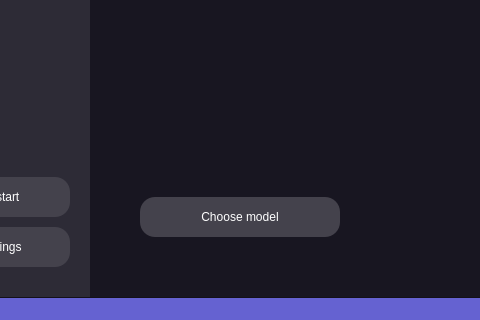
Qt form mainwindowui.ui (saxovia/bsc-thesis) before a commit; both pictures show x 111 to 591 and y 484 to 804 of the 1200 by 804 pixel window.
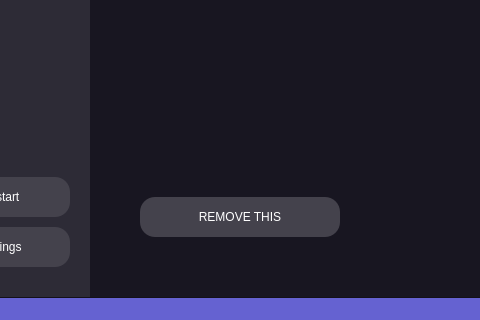
The same form after that commit. The open tabs and pages were chosen to show the change. Icons and pictures are not drawn.

```diff
--- a/mainwindowui.ui
+++ b/mainwindowui.ui
@@ -1018,7 +1018,7 @@
               <item row="4" column="0">
                <widget class="QPushButton" name="dataset_choose_model_button">
                 <property name="text">
-                 <string>Choose model</string>
+                 <string>REMOVE THIS</string>
                 </property>
                </widget>
               </item>
```
Left out of the diff: 7 changed lines with no effect on the pictures.
